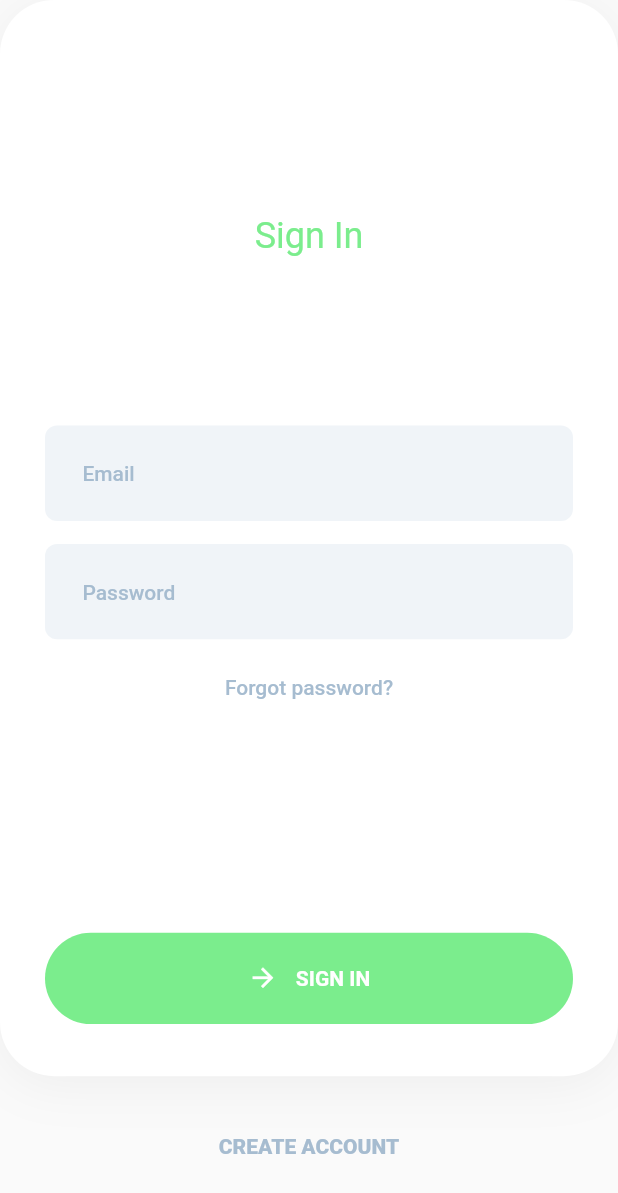
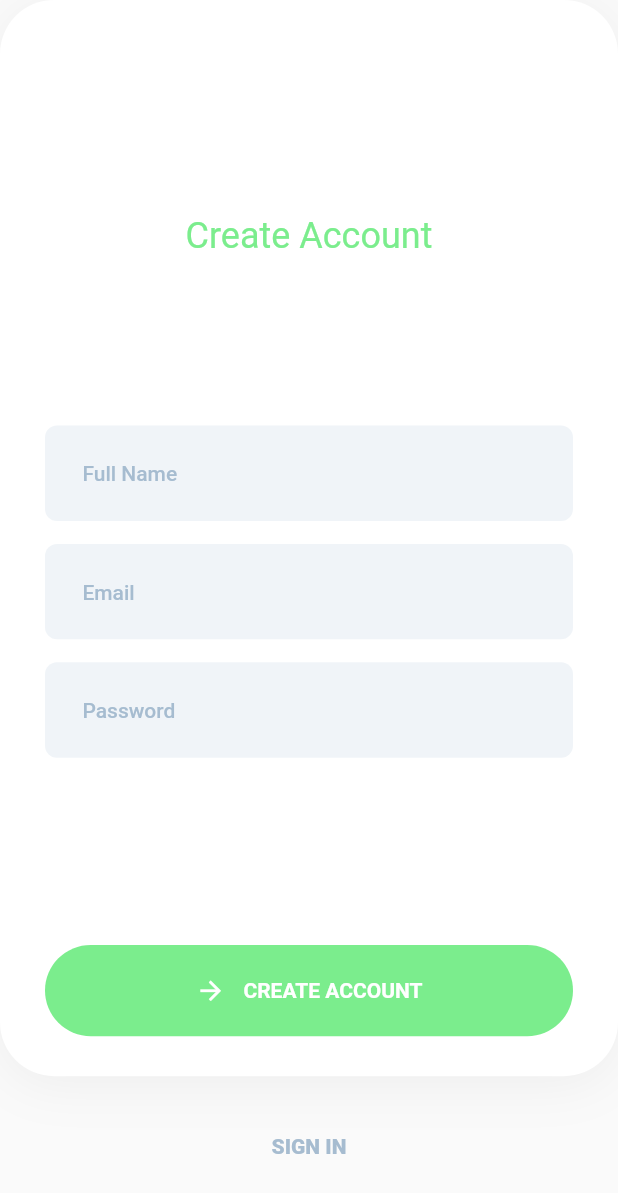
Before and after one commit to applevinc/fresh_food, a Flutter app: the screen it shows after launch, after a tap on "CREATE ACCOUNT", on a phone screen of 412 x 824 dp. Shown: the top 1193 px of the screen. Run offline on Flutter 3.47's test engine with Material 2 defaults, Android fonts, the light colour scheme and no system bars; our stand-ins replace flutter_screenutil.

Commit message:
refactored auth screen code and created create account screen

```diff
--- a/lib/main.dart
+++ b/lib/main.dart
@@ -1,6 +1,6 @@
 import 'package:flutter/material.dart';
 import 'package:flutter_screenutil/flutter_screenutil.dart';
-import 'package:fresh_food_ui/view/screens/auth/login.dart';
+import 'package:fresh_food_ui/view/screens/auth/sign_in.dart';
 
 void main() {
   runApp(MyApp());
@@ -14,7 +14,7 @@ class MyApp extends StatelessWidget {
       builder: () => MaterialApp(
         title: 'Fresh Food UI',
         debugShowCheckedModeBanner: false,
-        home: LoginScreen(),
+        home: SignInScreen(),
       ),
     );
   }
--- a/lib/view/screens/auth/login.dart
+++ b/lib/view/screens/auth/auth.dart
@@ -3,8 +3,17 @@ import 'package:flutter_screenutil/flutter_screenutil.dart';
 import 'package:fresh_food_ui/view/style/colors.dart';
 import 'package:fresh_food_ui/view/style/constants.dart';
 
-class LoginScreen extends StatelessWidget {
-  const LoginScreen({Key key}) : super(key: key);
+class AuthScreen extends StatelessWidget {
+  const AuthScreen({
+    Key key,
+    @required this.title,
+    @required this.form,
+    @required this.action,
+  }) : super(key: key);
+
+  final String title;
+  final Widget form;
+  final Widget action;
 
   @override
   Widget build(BuildContext context) {
@@ -14,35 +23,24 @@ class LoginScreen extends StatelessWidget {
           children: [
             Container(
               height: 707.h,
-              decoration: KContainerBottomShadowDecoration,
+              decoration: kContainerBottomShadowDecoration,
               child: Column(
                 children: [
                   SizedBox(height: 141.h),
                   Text(
-                    'Sign In',
+                    title,
                     style: Theme.of(context)
                         .textTheme
                         .headline5
                         .apply(color: AppColors.green),
                   ),
                   SizedBox(height: 111.h),
-                  LoginForm(),
+                  form,
                 ],
               ),
             ),
             SizedBox(height: 38.h),
-            InkWell(
-              onTap: () {
-                // go to create account screen.
-              },
-              child: Text(
-                "CREATE ACCOUNT",
-                style: Theme.of(context)
-                    .textTheme
-                    .bodyText1
-                    .apply(color: AppColors.medium_grey, fontWeightDelta: 7),
-              ),
-            ),
+            action,
           ],
         ),
       ),
@@ -50,14 +48,21 @@ class LoginScreen extends StatelessWidget {
   }
 }
 
-class LoginForm extends StatefulWidget {
-  const LoginForm({Key key}) : super(key: key);
+class AuthForm extends StatefulWidget {
+  const AuthForm({
+    Key key,
+    @required this.fields,
+    @required this.buttonLabel,
+  }) : super(key: key);
+
+  final String buttonLabel;
+  final Column fields;
 
   @override
-  _LoginFormState createState() => _LoginFormState();
+  _AuthFormState createState() => _AuthFormState();
 }
 
-class _LoginFormState extends State<LoginForm> {
+class _AuthFormState extends State<AuthForm> {
   final _formKey = GlobalKey<FormState>();
 
   @override
@@ -68,28 +73,16 @@ class _LoginFormState extends State<LoginForm> {
         padding: const EdgeInsets.symmetric(horizontal: 30),
         child: Column(
           children: [
-            CustomTextFormField(hintText: "Email"),
-            SizedBox(height: 15.h),
-            CustomTextFormField(hintText: "Password"),
-            SizedBox(height: 24.h),
-            Text(
-              "Forgot password?",
-              style: Theme.of(context)
-                  .textTheme
-                  .bodyText1
-                  .apply(color: AppColors.medium_grey),
-            ),
-            SizedBox(height: 153.h),
+            widget.fields,
             CustomButtom(
-              label: "SIGN IN",
+              label: widget.buttonLabel,
               onTap: () {
                 // Validate returns true if the form is valid, or false otherwise.
                 if (_formKey.currentState.validate()) {
                   // If the form is valid, display a snackbar. In the real world,
                   // you'd often call a server or save the information in a database.
-                  ScaffoldMessenger.of(context).showSnackBar(
-                    const SnackBar(content: Text('Processing Data')),
-                  );
+
+                  // go to onboarding screen.
                 }
               },
             ),
--- /dev/null
+++ b/lib/view/screens/auth/create_account.dart
@@ -0,0 +1,44 @@
+import 'package:flutter/material.dart';
+import 'package:flutter_screenutil/flutter_screenutil.dart';
+
+import 'package:fresh_food_ui/view/screens/auth/auth.dart';
+import 'package:fresh_food_ui/view/screens/auth/sign_in.dart';
+import 'package:fresh_food_ui/view/style/colors.dart';
+
+class CreateAccountScreen extends StatelessWidget {
+  const CreateAccountScreen({Key key}) : super(key: key);
+
+  @override
+  Widget build(BuildContext context) {
+    return AuthScreen(
+      title: "Create Account",
+      form: AuthForm(
+        buttonLabel: "CREATE ACCOUNT",
+        fields: Column(
+          children: [
+            CustomTextFormField(hintText: "Full Name"),
+            SizedBox(height: 15.h),
+            CustomTextFormField(hintText: "Email"),
+            SizedBox(height: 15.h),
+            CustomTextFormField(hintText: "Password"),
+            SizedBox(height: 123.h),
+          ],
+        ),
+      ),
+      action: InkWell(
+        onTap: () {
+          // go to sign in screen.
+          Navigator.push(
+              context, MaterialPageRoute(builder: (context) => SignInScreen()));
+        },
+        child: Text(
+          "SIGN IN",
+          style: Theme.of(context)
+              .textTheme
+              .bodyText1
+              .apply(color: AppColors.medium_grey, fontWeightDelta: 7),
+        ),
+      ),
+    );
+  }
+}
--- /dev/null
+++ b/lib/view/screens/auth/sign_in.dart
@@ -0,0 +1,50 @@
+import 'package:flutter/material.dart';
+import 'package:flutter_screenutil/flutter_screenutil.dart';
+
+import 'package:fresh_food_ui/view/screens/auth/auth.dart';
+import 'package:fresh_food_ui/view/screens/auth/create_account.dart';
+import 'package:fresh_food_ui/view/style/colors.dart';
+
+class SignInScreen extends StatelessWidget {
+  const SignInScreen({Key key}) : super(key: key);
+
+  @override
+  Widget build(BuildContext context) {
+    return AuthScreen(
+      title: "Sign In",
+      form: AuthForm(
+        buttonLabel: "SIGN IN",
+        fields: Column(
+          children: [
+            CustomTextFormField(hintText: "Email"),
+            SizedBox(height: 15.h),
+            CustomTextFormField(hintText: "Password"),
+            SizedBox(height: 24.h),
+            Text(
+              "Forgot password?",
+              style: Theme.of(context)
+                  .textTheme
+                  .bodyText1
+                  .apply(color: AppColors.medium_grey),
+            ),
+            SizedBox(height: 153.h),
+          ],
+        ),
+      ),
+      action: InkWell(
+        onTap: () {
+          // go to create account screen.
+          Navigator.push(
+              context, MaterialPageRoute(builder: (context) => CreateAccountScreen()));
+        },
+        child: Text(
+          "CREATE ACCOUNT",
+          style: Theme.of(context)
+              .textTheme
+              .bodyText1
+              .apply(color: AppColors.medium_grey, fontWeightDelta: 7),
+        ),
+      ),
+    );
+  }
+}
--- a/lib/view/style/constants.dart
+++ b/lib/view/style/constants.dart
@@ -1,7 +1,7 @@
 import 'package:flutter/cupertino.dart';
 import 'package:flutter/material.dart';
 
-BoxDecoration KContainerBottomShadowDecoration = BoxDecoration(
+BoxDecoration kContainerBottomShadowDecoration = BoxDecoration(
   color: Colors.white,
   borderRadius: BorderRadius.circular(36),
   boxShadow: [
```
